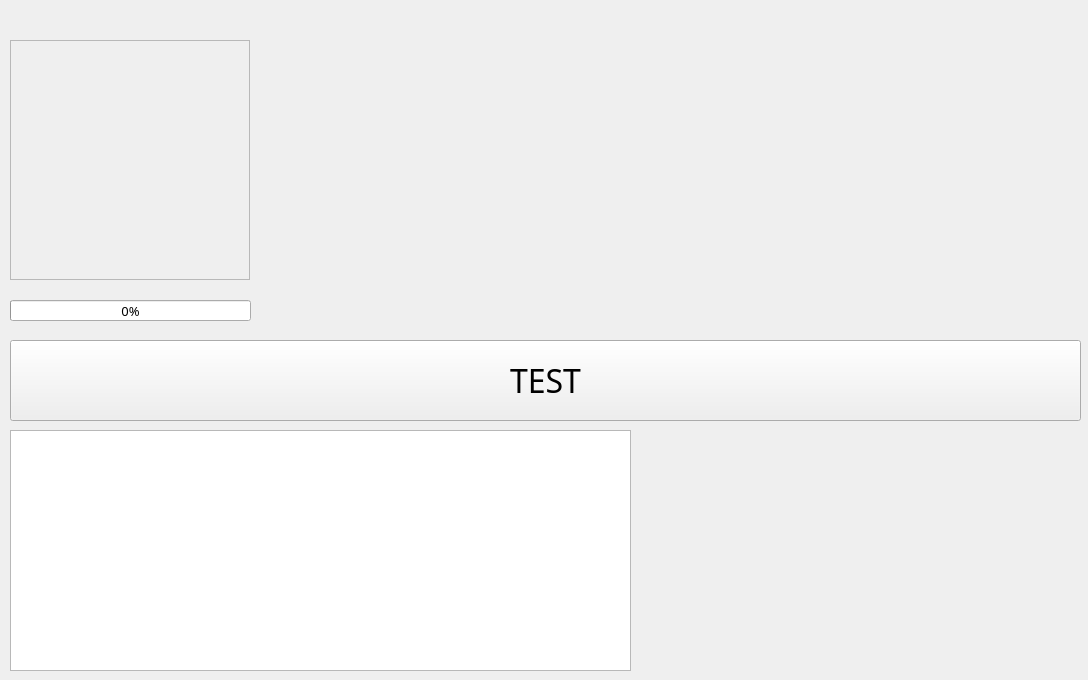
The window that mainwindowcontents.ui (APSW-AIM/RoadscopePcbInspector) describes before a commit, drawn with Qt 5.
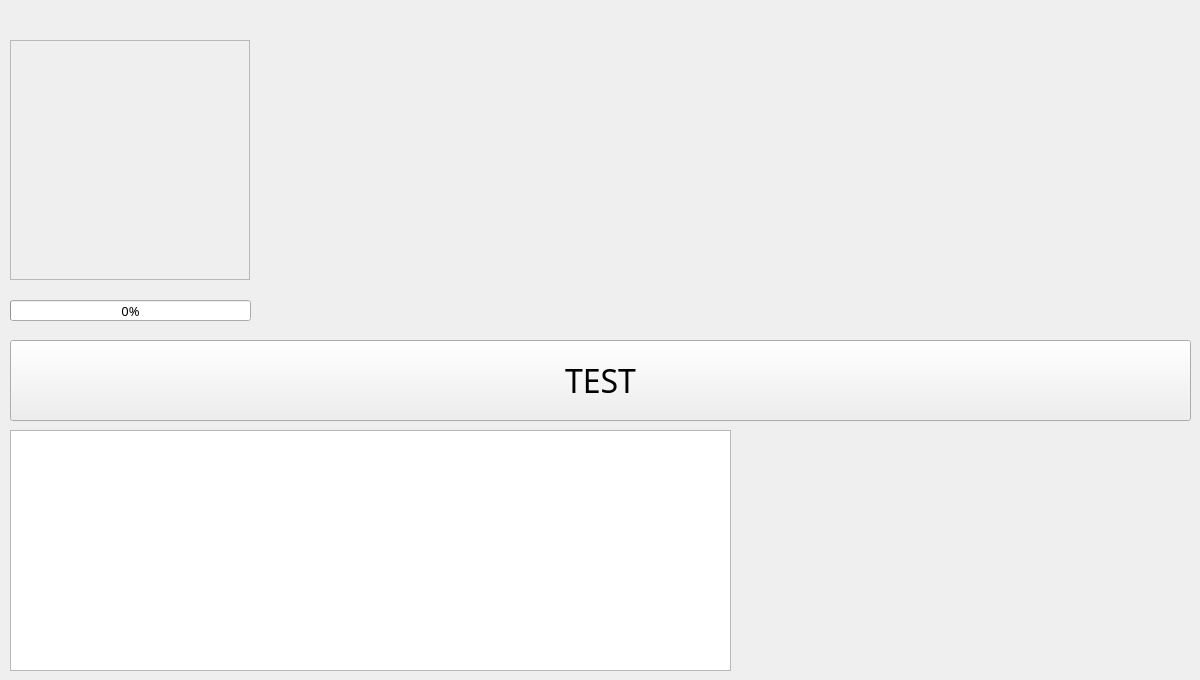
The same window after the commit.

What changed in the file:
```diff
--- a/mainwindowcontents.ui
+++ b/mainwindowcontents.ui
@@ -6,7 +6,7 @@
    <rect>
     <x>0</x>
     <y>0</y>
-    <width>1088</width>
+    <width>1200</width>
     <height>680</height>
    </rect>
   </property>
@@ -68,7 +68,7 @@
     <rect>
      <x>10</x>
      <y>340</y>
-     <width>1071</width>
+     <width>1181</width>
      <height>81</height>
     </rect>
    </property>
@@ -87,7 +87,7 @@
     <rect>
      <x>260</x>
      <y>40</y>
-     <width>821</width>
+     <width>931</width>
      <height>291</height>
     </rect>
    </property>
@@ -98,7 +98,7 @@
     <rect>
      <x>10</x>
      <y>430</y>
-     <width>621</width>
+     <width>721</width>
      <height>241</height>
     </rect>
    </property>
@@ -106,9 +106,9 @@
   <widget class="QWidget" name="pcbTestStatsWidget" native="true">
    <property name="geometry">
     <rect>
-     <x>640</x>
+     <x>740</x>
      <y>420</y>
-     <width>441</width>
+     <width>451</width>
      <height>251</height>
     </rect>
    </property>
```
